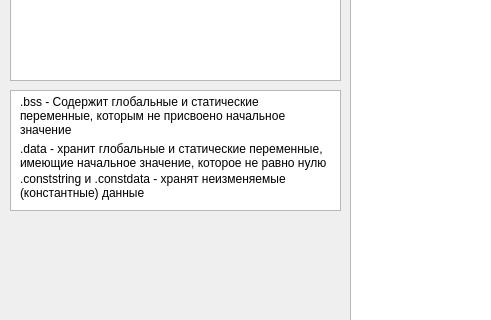
This is QtProj/mapAnalizer/map_analizer/mainwindow.ui in twentyoneh/CPPproj as Qt 5 draws it before an edit; both pictures show x 0 to 491 and y 580 to 900 of the 800 by 1080 pixel window. The edited form follows.
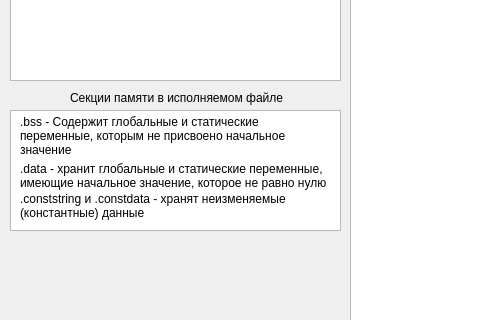
This is the edited form.

The edit to the form file:
```diff
--- a/QtProj/mapAnalizer/map_analizer/mainwindow.ui
+++ b/QtProj/mapAnalizer/map_analizer/mainwindow.ui
@@ -132,7 +132,7 @@
     <property name="geometry">
      <rect>
       <x>10</x>
-      <y>670</y>
+      <y>690</y>
       <width>331</width>
       <height>121</height>
      </rect>
@@ -142,7 +142,7 @@
     <property name="geometry">
      <rect>
       <x>20</x>
-      <y>670</y>
+      <y>690</y>
       <width>311</width>
       <height>51</height>
      </rect>
@@ -161,7 +161,7 @@
     <property name="geometry">
      <rect>
       <x>20</x>
-      <y>710</y>
+      <y>730</y>
       <width>311</width>
       <height>51</height>
      </rect>
@@ -180,7 +180,7 @@
     <property name="geometry">
      <rect>
       <x>20</x>
-      <y>740</y>
+      <y>760</y>
       <width>311</width>
       <height>51</height>
      </rect>
@@ -195,6 +195,19 @@
      <bool>true</bool>
     </property>
    </widget>
+   <widget class="QLabel" name="label_4">
+    <property name="geometry">
+     <rect>
+      <x>70</x>
+      <y>670</y>
+      <width>221</width>
+      <height>16</height>
+     </rect>
+    </property>
+    <property name="text">
+     <string>Секции памяти в исполняемом файле</string>
+    </property>
+   </widget>
   </widget>
   <widget class="QMenuBar" name="menubar">
    <property name="geometry">
```
Left out of the diff: 6 changed lines with no effect on the pictures.
